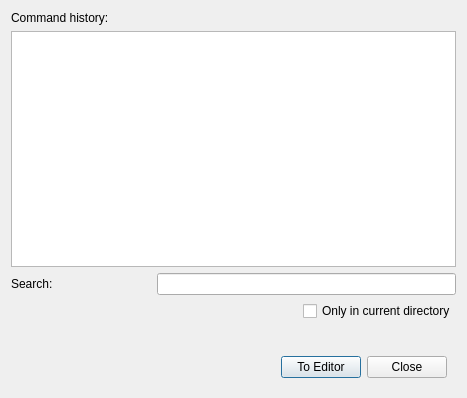
Above: gui/HistoryDialog.ui from pyushkevich/c3d before the change. Below: the same form after it.
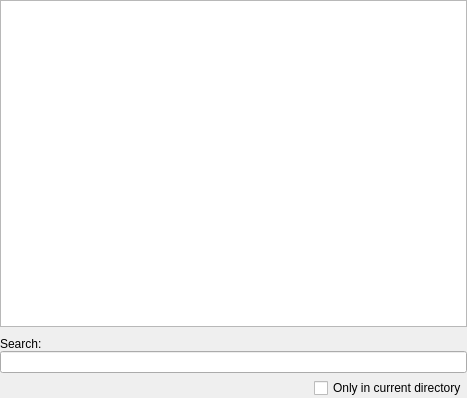
That is the form after the change.

What changed in the file:
```diff
--- a/gui/HistoryDialog.ui
+++ b/gui/HistoryDialog.ui
@@ -1,7 +1,7 @@
 <?xml version="1.0" encoding="UTF-8"?>
 <ui version="4.0">
  <class>HistoryDialog</class>
- <widget class="QDialog" name="HistoryDialog">
+ <widget class="QWidget" name="HistoryDialog">
   <property name="geometry">
    <rect>
     <x>0</x>
@@ -13,81 +13,23 @@
   <property name="windowTitle">
    <string>Command History (Convert3DGUI)</string>
   </property>
-  <layout class="QGridLayout" name="gridLayout">
-   <item row="5" column="0" colspan="3">
-    <widget class="QWidget" name="widget" native="true">
-     <layout class="QHBoxLayout" name="horizontalLayout">
-      <item>
-       <spacer name="horizontalSpacer">
-        <property name="orientation">
-         <enum>Qt::Horizontal</enum>
-        </property>
-        <property name="sizeHint" stdset="0">
-         <size>
-          <width>40</width>
-          <height>20</height>
-         </size>
-        </property>
-       </spacer>
-      </item>
-      <item>
-       <widget class="QPushButton" name="btnCopy">
-        <property name="text">
-         <string>To Editor</string>
-        </property>
-       </widget>
-      </item>
-      <item>
-       <widget class="QPushButton" name="btnClose">
-        <property name="text">
-         <string>Close</string>
-        </property>
-       </widget>
-      </item>
-     </layout>
-    </widget>
-   </item>
-   <item row="0" column="0" colspan="2">
-    <widget class="QLabel" name="label">
-     <property name="text">
-      <string>Command history:</string>
-     </property>
-    </widget>
-   </item>
-   <item row="3" column="2">
-    <widget class="QCheckBox" name="chkCurrent">
-     <property name="text">
-      <string>Only in current directory</string>
-     </property>
-    </widget>
-   </item>
-   <item row="4" column="2">
-    <spacer name="verticalSpacer">
-     <property name="orientation">
-      <enum>Qt::Vertical</enum>
-     </property>
-     <property name="sizeType">
-      <enum>QSizePolicy::Fixed</enum>
-     </property>
-     <property name="sizeHint" stdset="0">
-      <size>
-       <width>20</width>
-       <height>20</height>
-      </size>
-     </property>
-    </spacer>
-   </item>
-   <item row="2" column="0">
-    <widget class="QLabel" name="label_2">
-     <property name="text">
-      <string>Search:</string>
-     </property>
-    </widget>
-   </item>
-   <item row="2" column="1" colspan="2">
-    <widget class="QLineEdit" name="inSearch"/>
-   </item>
-   <item row="1" column="0" colspan="3">
+  <layout class="QVBoxLayout" name="verticalLayout">
+   <property name="spacing">
+    <number>0</number>
+   </property>
+   <property name="leftMargin">
+    <number>0</number>
+   </property>
+   <property name="topMargin">
+    <number>0</number>
+   </property>
+   <property name="rightMargin">
+    <number>0</number>
+   </property>
+   <property name="bottomMargin">
+    <number>0</number>
+   </property>
+   <item>
     <widget class="QListView" name="tvHistory">
      <property name="styleSheet">
       <string notr="true">QListView::item { border-bottom: 1px solid black; }
@@ -108,7 +50,7 @@
       <set>QAbstractItemView::NoEditTriggers</set>
      </property>
      <property name="alternatingRowColors">
-      <bool>true</bool>
+      <bool>false</bool>
      </property>
      <property name="selectionBehavior">
       <enum>QAbstractItemView::SelectRows</enum>
@@ -121,6 +63,55 @@
      </property>
     </widget>
    </item>
+   <item>
+    <spacer name="verticalSpacer">
+     <property name="orientation">
+      <enum>Qt::Vertical</enum>
+     </property>
+     <property name="sizeType">
+      <enum>QSizePolicy::Fixed</enum>
+     </property>
+     <property name="sizeHint" stdset="0">
+      <size>
+       <width>20</width>
+       <height>10</height>
+      </size>
+     </property>
+    </spacer>
+   </item>
+   <item>
+    <widget class="QLabel" name="label_2">
+     <property name="text">
+      <string>Search:</string>
+     </property>
+    </widget>
+   </item>
+   <item>
+    <widget class="QLineEdit" name="inSearch"/>
+   </item>
+   <item>
+    <spacer name="verticalSpacer_2">
+     <property name="orientation">
+      <enum>Qt::Vertical</enum>
+     </property>
+     <property name="sizeType">
+      <enum>QSizePolicy::Fixed</enum>
+     </property>
+     <property name="sizeHint" stdset="0">
+      <size>
+       <width>20</width>
+       <height>5</height>
+      </size>
+     </property>
+    </spacer>
+   </item>
+   <item alignment="Qt::AlignRight">
+    <widget class="QCheckBox" name="chkCurrent">
+     <property name="text">
+      <string>Only in current directory</string>
+     </property>
+    </widget>
+   </item>
   </layout>
  </widget>
  <resources/>
```
